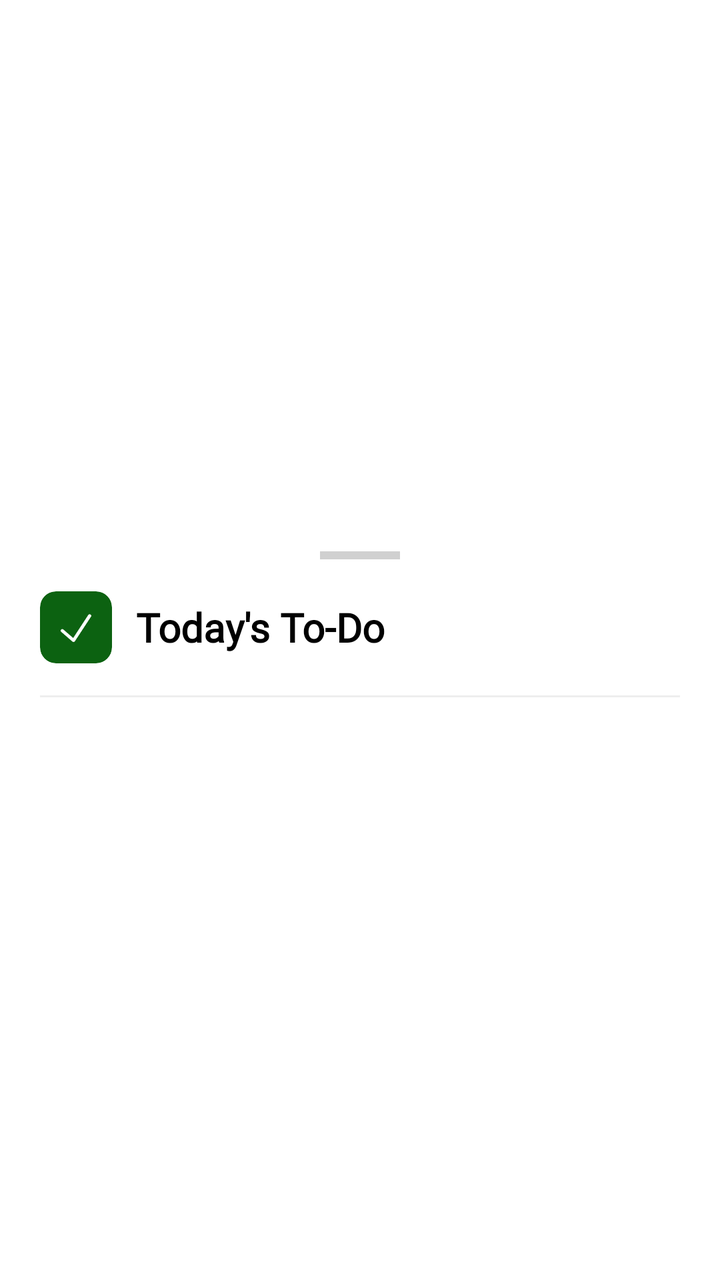
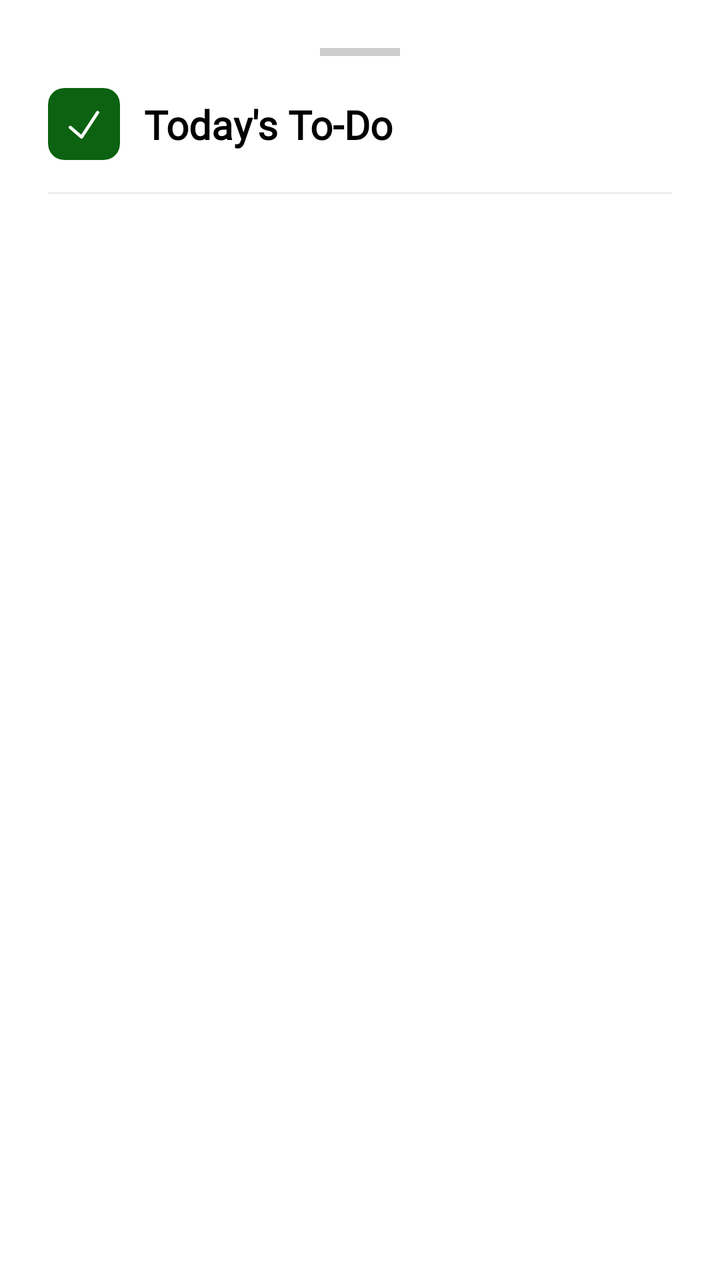

Screens rendered from an Android XML layout before and after an edit, with the pre-edit source and the edit as a unified diff.
<!-- AndroidManifest.xml: application theme Theme.SmartGrow -->
<!-- res/layout/dialog_todo_sheet.xml -->
<?xml version="1.0" encoding="utf-8"?>
<androidx.constraintlayout.widget.ConstraintLayout
    xmlns:android="http://schemas.android.com/apk/res/android"
    xmlns:app="http://schemas.android.com/apk/res-auto"
    android:layout_width="match_parent"
    android:layout_height="wrap_content"
    android:background="@android:color/transparent">

    <com.google.android.material.card.MaterialCardView
        android:layout_width="match_parent"
        android:layout_height="wrap_content"
        app:cardCornerRadius="24dp"
        app:cardElevation="0dp"
        app:cardBackgroundColor="#FFFFFF"
        app:strokeWidth="0dp"
        app:layout_constraintTop_toTopOf="parent"
        app:layout_constraintBottom_toBottomOf="parent">

        <LinearLayout
            android:layout_width="match_parent"
            android:layout_height="wrap_content"
            android:orientation="vertical"
            android:padding="20dp">

            <View
                android:layout_width="40dp"
                android:layout_height="4dp"
                android:background="#D0D0D0"
                android:layout_gravity="center_horizontal"
                android:layout_marginBottom="16dp" />

            <LinearLayout
                android:layout_width="match_parent"
                android:layout_height="wrap_content"
                android:orientation="horizontal"
                android:gravity="center_vertical"
                android:layout_marginBottom="16dp">

                <com.google.android.material.card.MaterialCardView
                    android:layout_width="36dp"
                    android:layout_height="36dp"
                    app:cardCornerRadius="8dp"
                    app:cardBackgroundColor="#0C6211"
                    app:strokeWidth="0dp">
                    <ImageView
                        android:layout_width="20dp"
                        android:layout_height="20dp"
                        android:src="@drawable/ic_check_white"
                        android:layout_gravity="center"
                        app:tint="#FFFFFF"/>
                </com.google.android.material.card.MaterialCardView>

                <TextView
                    android:layout_width="wrap_content"
                    android:layout_height="wrap_content"
                    android:text="Today's To-Do"
                    android:textColor="#000000"
                    android:textSize="20sp"
                    android:textStyle="bold"
                    android:fontFamily="@font/poppins"
                    android:layout_marginLeft="12dp" />
            </LinearLayout>

            <View
                android:layout_width="match_parent"
                android:layout_height="1dp"
                android:background="#EEEEEE"
                android:layout_marginBottom="16dp"/>

            <androidx.recyclerview.widget.RecyclerView
                android:id="@+id/rv_todo_tasks_list"
                android:layout_width="match_parent"
                android:layout_height="wrap_content"
                android:maxHeight="400dp"
                android:overScrollMode="never" />

        </LinearLayout>
    </com.google.android.material.card.MaterialCardView>
</androidx.constraintlayout.widget.ConstraintLayout>
<!-- resources referenced by this layout -->
<resources>
  <!-- drawable ic_check_white: png bitmap (drawable, 1484 bytes) -->
  <style name="Theme.SmartGrow" parent="Base.Theme.SmartGrow" />
  <style name="Base.Theme.SmartGrow" parent="Theme.Material3.DayNight.NoActionBar">
          <item name="android:windowBackground">@android:color/white</item>
          <item name="android:windowDisablePreview">true</item>
          <item name="android:statusBarColor">#0C6211</item>
          <item name="android:windowLightStatusBar" tools:targetApi="m">false</item>
      </style>
</resources>

<!-- the commit's change to res/layout/dialog_todo_sheet.xml (unified diff, before → after) -->
@@ -1,79 +1,86 @@
 <?xml version="1.0" encoding="utf-8"?>
-<androidx.constraintlayout.widget.ConstraintLayout
+<androidx.core.widget.NestedScrollView
     xmlns:android="http://schemas.android.com/apk/res/android"
     xmlns:app="http://schemas.android.com/apk/res-auto"
     android:layout_width="match_parent"
     android:layout_height="wrap_content"
-    android:background="@android:color/transparent">
+    android:fillViewport="true"
+    android:background="@drawable/bg_bottom_sheet_rounded">
 
-    <com.google.android.material.card.MaterialCardView
+    <androidx.constraintlayout.widget.ConstraintLayout
         android:layout_width="match_parent"
         android:layout_height="wrap_content"
-        app:cardCornerRadius="24dp"
-        app:cardElevation="0dp"
-        app:cardBackgroundColor="#FFFFFF"
-        app:strokeWidth="0dp"
-        app:layout_constraintTop_toTopOf="parent"
-        app:layout_constraintBottom_toBottomOf="parent">
+        android:padding="24dp">
 
-        <LinearLayout
+        
+        <View
+            android:id="@+id/view_todo_drag_handle"
+            android:layout_width="40dp"
+            android:layout_height="4dp"
+            android:background="#CCCCCC"
+            app:layout_constraintTop_toTopOf="parent"
+            app:layout_constraintEnd_toEndOf="parent"
+            app:layout_constraintStart_toStartOf="parent" />
+
+        
+        <com.google.android.material.card.MaterialCardView
+            android:id="@+id/card_todo_icon"
+            android:layout_width="36dp"
+            android:layout_height="36dp"
+            android:layout_marginTop="16dp"
+            app:cardCornerRadius="8dp"
+            app:cardElevation="0dp"
+            app:cardBackgroundColor="#0C6211"
+            app:strokeWidth="0dp"
+            app:layout_constraintTop_toBottomOf="@id/view_todo_drag_handle"
+            app:layout_constraintStart_toStartOf="parent">
+            <ImageView
+                android:layout_width="20dp"
+                android:layout_height="20dp"
+                android:src="@drawable/ic_check_white"
+                android:layout_gravity="center"
+                android:contentDescription="To-Do Icon"
+                app:tint="#FFFFFF"/>
+        </com.google.android.material.card.MaterialCardView>
+
+        
+        <TextView
+            android:id="@+id/tv_todo_title"
+            android:layout_width="0dp"
+            android:layout_height="wrap_content"
+            android:text="Today's To-Do"
+            android:textColor="#000000"
+            android:textSize="20sp"
+            android:textStyle="bold"
+            android:fontFamily="@font/poppins"
+            android:layout_marginStart="12dp"
+            android:layout_marginLeft="12dp"
+            app:layout_constraintBottom_toBottomOf="@id/card_todo_icon"
+            app:layout_constraintTop_toTopOf="@id/card_todo_icon"
+            app:layout_constraintEnd_toEndOf="parent"
+            app:layout_constraintStart_toEndOf="@id/card_todo_icon" />
+
+        
+        <View
+            android:id="@+id/view_todo_divider"
+            android:layout_width="match_parent"
+            android:layout_height="1dp"
+            android:background="#EEEEEE"
+            android:layout_marginTop="16dp"
+            app:layout_constraintTop_toBottomOf="@id/card_todo_icon" />
+
+        
+        <androidx.recyclerview.widget.RecyclerView
+            android:id="@+id/rv_todo_tasks_list"
             android:layout_width="match_parent"
             android:layout_height="wrap_content"
-            android:orientation="vertical"
-            android:padding="20dp">
+            android:layout_marginTop="16dp"
+            android:layout_marginBottom="8dp"
+            android:overScrollMode="never"
+            app:layout_constraintTop_toBottomOf="@id/view_todo_divider"
+            app:layout_constraintBottom_toBottomOf="parent"
+            app:layout_constraintEnd_toEndOf="parent"
+            app:layout_constraintStart_toStartOf="parent" />
 
-            <View
-                android:layout_width="40dp"
-                android:layout_height="4dp"
-                android:background="#D0D0D0"
-                android:layout_gravity="center_horizontal"
-                android:layout_marginBottom="16dp" />
-
-            <LinearLayout
-                android:layout_width="match_parent"
-                android:layout_height="wrap_content"
-                android:orientation="horizontal"
-                android:gravity="center_vertical"
-                android:layout_marginBottom="16dp">
-
-                <com.google.android.material.card.MaterialCardView
-                    android:layout_width="36dp"
-                    android:layout_height="36dp"
-                    app:cardCornerRadius="8dp"
-                    app:cardBackgroundColor="#0C6211"
-                    app:strokeWidth="0dp">
-                    <ImageView
-                        android:layout_width="20dp"
-                        android:layout_height="20dp"
-                        android:src="@drawable/ic_check_white"
-                        android:layout_gravity="center"
-                        app:tint="#FFFFFF"/>
-                </com.google.android.material.card.MaterialCardView>
-
-                <TextView
-                    android:layout_width="wrap_content"
-                    android:layout_height="wrap_content"
-                    android:text="Today's To-Do"
-                    android:textColor="#000000"
-                    android:textSize="20sp"
-                    android:textStyle="bold"
-                    android:fontFamily="@font/poppins"
-                    android:layout_marginLeft="12dp" />
-            </LinearLayout>
-
-            <View
-                android:layout_width="match_parent"
-                android:layout_height="1dp"
-                android:background="#EEEEEE"
-                android:layout_marginBottom="16dp"/>
-
-            <androidx.recyclerview.widget.RecyclerView
-                android:id="@+id/rv_todo_tasks_list"
-                android:layout_width="match_parent"
-                android:layout_height="wrap_content"
-                android:maxHeight="400dp"
-                android:overScrollMode="never" />
-
-        </LinearLayout>
-    </com.google.android.material.card.MaterialCardView>
-</androidx.constraintlayout.widget.ConstraintLayout>
+    </androidx.constraintlayout.widget.ConstraintLayout>
+</androidx.core.widget.NestedScrollView>
<!-- resource entries referenced after the edit -->
@@ -1,5 +1,13 @@
 <!-- resources referenced by this layout -->
 <resources>
+  <!-- drawable bg_bottom_sheet_rounded (drawable) -->
+  <?xml version="1.0" encoding="utf-8"?>
+  <shape xmlns:android="http://schemas.android.com/apk/res/android">
+      <solid android:color="#FFFFFF" />
+      <corners
+          android:topLeftRadius="24dp"
+          android:topRightRadius="24dp" />
+  </shape>
   <!-- drawable ic_check_white: png bitmap (drawable, 1484 bytes) -->
   <style name="Theme.SmartGrow" parent="Base.Theme.SmartGrow" />
   <style name="Base.Theme.SmartGrow" parent="Theme.Material3.DayNight.NoActionBar">
@@ -7,6 +15,12 @@
           <item name="android:windowDisablePreview">true</item>
           <item name="android:statusBarColor">#0C6211</item>
           <item name="android:windowLightStatusBar" tools:targetApi="m">false</item>
+  
+          
+          <item name="android:navigationBarColor">#F9FAFA</item>
+  
+          
+          <item name="android:windowLightNavigationBar" tools:targetApi="o">true</item>
       </style>
 </resources>
 
